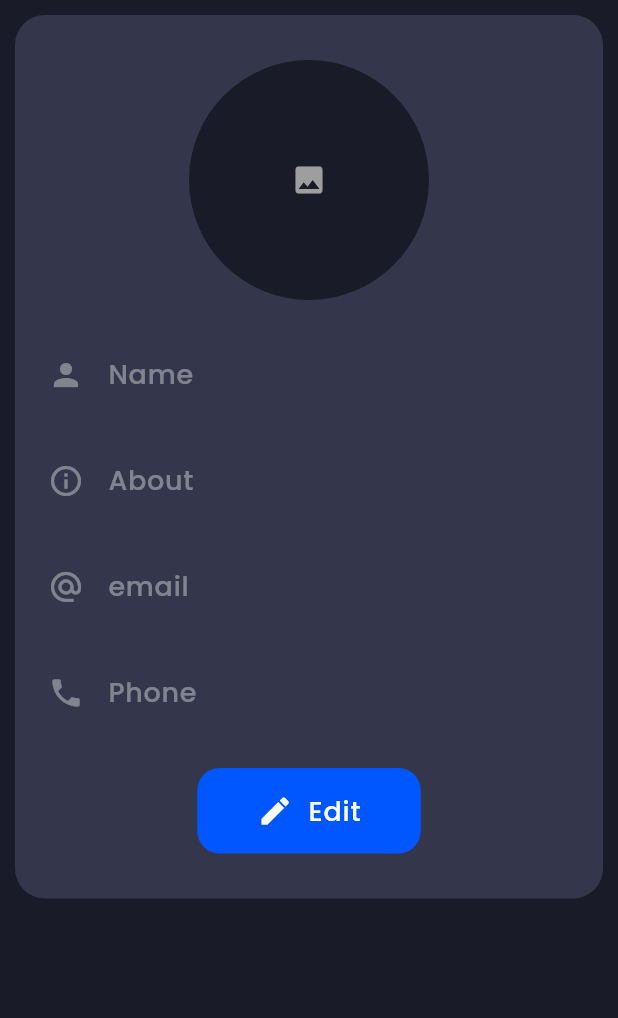
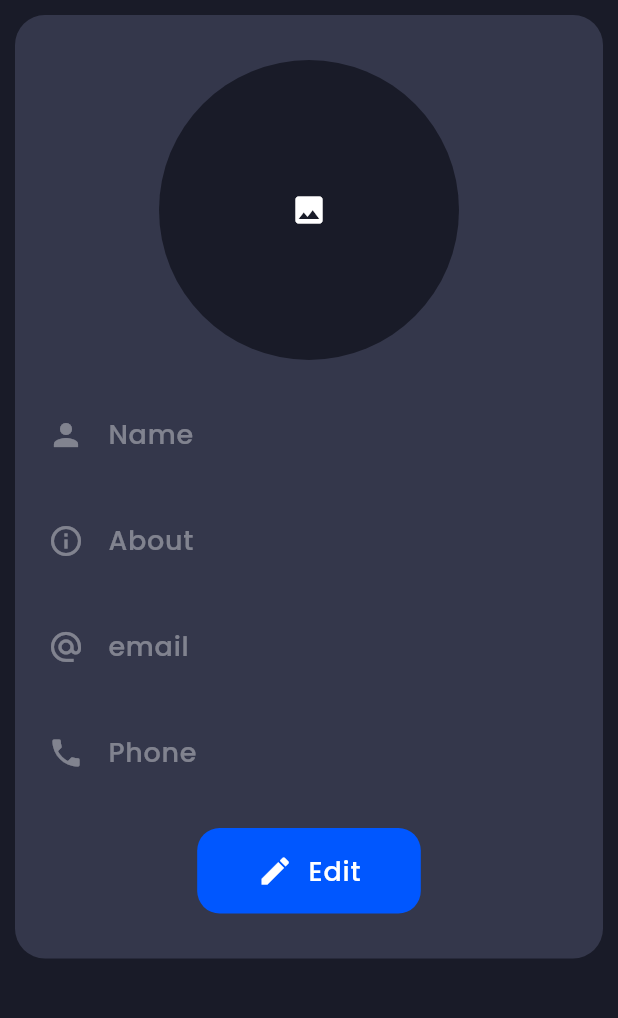
Before and after one commit to Annuuurag/whispr, a Flutter app: the HomePage screen opened by its route, after a tap on the "more vert" icon, on a phone screen of 412 x 824 dp, the part 84-1102 px from its top. Run offline on Flutter 3.47's test engine with Material 3 defaults, Android fonts, the phone set to English and light mode, and no system bars; our stand-ins replace cloud_firestore, firebase_auth, firebase_core, firebase_storage, flutter_svg, get and 2 more; accounts and stored records are empty.

Commit message:
added update profile function

```diff
--- a/lib/Pages/HomePage/HomePage.dart
+++ b/lib/Pages/HomePage/HomePage.dart
@@ -4,6 +4,7 @@ import 'package:get/get.dart';
 import 'package:get/route_manager.dart';
 import 'package:whispr/Config/Images.dart';
 import 'package:whispr/Config/Strings.dart';
+import 'package:whispr/Controller/ImagePicker.dart';
 import 'package:whispr/Controller/ProfileController.dart';
 import 'package:whispr/Pages/HomePage/Widget/ChatList.dart';
 import 'package:whispr/Pages/HomePage/Widget/TabBar.dart';
@@ -21,6 +22,7 @@ class _HomePageState extends State<HomePage> with TickerProviderStateMixin {
   Widget build(BuildContext context) {
     TabController tabController = TabController(length: 3, vsync: this);
     Profilecontroller profilecontroller = Get.put(Profilecontroller());
+    Imagepickercontroller imagePickerController = Get.put(Imagepickercontroller());
     return Scaffold(
       appBar: AppBar(
         backgroundColor: Theme.of(context).colorScheme.primaryContainer,
@@ -33,7 +35,9 @@ class _HomePageState extends State<HomePage> with TickerProviderStateMixin {
           child: SvgPicture.asset(AssetsImage.appIconSVG),
         ),
         actions: [
-          IconButton(onPressed: () {}, icon: Icon(Icons.search)),
+          IconButton(onPressed: () {
+            imagePickerController.pickImage();
+          }, icon: Icon(Icons.search)),
           IconButton(
             onPressed: () {
               //Get.toNamed("/profilePage");
--- a/lib/Pages/ProfilePage/ProfilePage.dart
+++ b/lib/Pages/ProfilePage/ProfilePage.dart
@@ -1,5 +1,8 @@
+import 'dart:io';
+
 import 'package:flutter/material.dart';
 import 'package:get/get.dart';
+import 'package:whispr/Controller/ImagePicker.dart';
 import 'package:whispr/Controller/ProfileController.dart';
 import 'package:whispr/Pages/Widgets/PrimaryButton.dart';
 
@@ -16,8 +19,16 @@ class Profilepage extends StatelessWidget {
     TextEditingController email = TextEditingController(
       text: profilecontroller.currentUser.value.email,
     );
-    TextEditingController phone = TextEditingController(text: profilecontroller.currentUser.value.phoneNumber);
-    TextEditingController about = TextEditingController(text: profilecontroller.currentUser.value.about);
+    TextEditingController phone = TextEditingController(
+      text: profilecontroller.currentUser.value.phoneNumber,
+    );
+    TextEditingController about = TextEditingController(
+      text: profilecontroller.currentUser.value.about,
+    );
+    Imagepickercontroller imagepickercontroller = Get.put(
+      Imagepickercontroller(),
+    );
+    RxString imagePath = "".obs;
     return Scaffold(
       appBar: AppBar(title: Text("Profile")),
       body: Padding(
@@ -40,11 +51,73 @@ class Profilepage extends StatelessWidget {
                         Row(
                           mainAxisAlignment: MainAxisAlignment.center,
                           children: [
-                            CircleAvatar(
-                              backgroundColor:
-                                  Theme.of(context).colorScheme.surface,
-                              radius: 80,
-                              child: Icon(Icons.image),
+                            Obx(
+                              () =>
+                                  isEdit.value
+                                      ? InkWell(
+                                        onTap: () async {
+                                          imagePath.value =
+                                              await imagepickercontroller
+                                                  .pickImage();
+                                          print(
+                                            "Image picked" + imagePath.value,
+                                          );
+                                        },
+                                        child: Container(
+                                          height: 200,
+                                          width: 200,
+                                          decoration: BoxDecoration(
+                                            color:
+                                                Theme.of(
+                                                  context,
+                                                ).colorScheme.surface,
+                                            borderRadius: BorderRadius.circular(
+                                              100,
+                                            ),
+                                          ),
+                                          child:
+                                              imagePath.value == ""
+                                                  ? Icon(Icons.add)
+                                                  : ClipRRect(
+                                                    borderRadius:
+                                                        BorderRadius.circular(
+                                                          100,
+                                                        ),
+                                                    child: Image.file(
+                                                      File(imagePath.value),
+                                                      fit: BoxFit.cover,
+                                                    ),
+                                                  ),
+                                        ),
+                                      )
+                                      : Container(
+                                        height: 200,
+                                        width: 200,
+                                        decoration: BoxDecoration(
+                                          color:
+                                              Theme.of(
+                                                context,
+                                              ).colorScheme.surface,
+                                          borderRadius: BorderRadius.circular(
+                                            100,
+                                          ),
+                                        ),
+                                        child:
+                                            profilecontroller.currentUser.value.profileImage == ""
+                                                ? Icon(Icons.image)
+                                                : ClipRRect(
+                                                  borderRadius:
+                                                      BorderRadius.circular(
+                                                        100,
+                                                      ),
+                                                  child: Image.network(
+                                                    profilecontroller
+                                                        .currentUser
+                                                        .value
+                                                        .profileImage!,
+                                                    fit: BoxFit.cover,),
+                                                ),
+                                      ),
                             ),
                           ],
                         ),
@@ -106,7 +179,13 @@ class Profilepage extends StatelessWidget {
                                       ? Primarybutton(
                                         btnName: "Save",
                                         icon: Icons.save,
-                                        ontap: () {
+                                        ontap: () async{
+                                          await profilecontroller.updateProfile(
+                                            imagePath.value,
+                                            name.text,
+                                            about.text,
+                                            phone.text,
+                                          );
                                           isEdit.value = false;
                                         },
                                       )
```
Also changed, not shown: lib/Controller/ProfileController.dart (+49 -1 lines), lib/firebase_options.dart.
